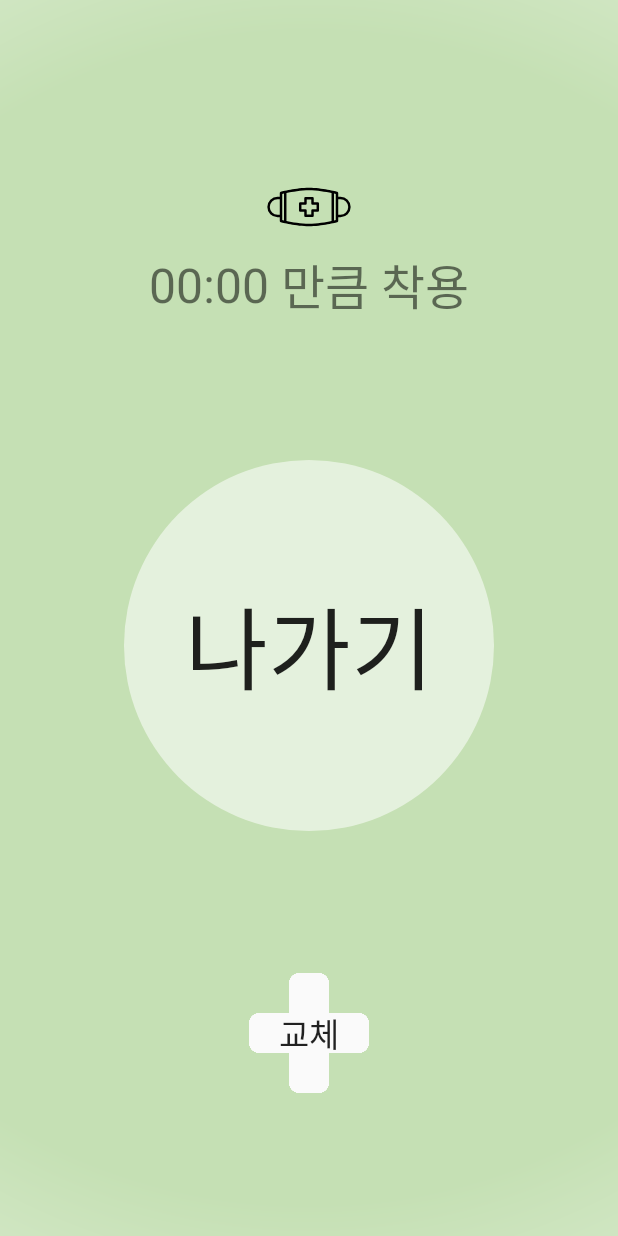
After one commit to DinnerMacine/MaskTime, an Android app: the layout exiting_layout.xml on its own in the app's theme, with its tools: preview values and no code run, on a phone screen of 412 x 824 dp. The commit adds this screen. Run offline under Robolectric (Android 15) with nearby library versions, the phone set to English and light mode, and no system bars.

Commit message:
[add] view

```diff
--- /dev/null
+++ b/android_app/app/src/main/res/drawable/background_green.xml
@@ -0,0 +1,8 @@
+<shape xmlns:android="http://schemas.android.com/apk/res/android"
+    android:shape="rectangle">
+    <gradient android:type="radial"
+        android:gradientRadius="1170"
+        android:startColor="@color/Green"
+        android:centerColor="@color/Green"
+        android:endColor="#ffffff" />
+</shape>
--- /dev/null
+++ b/android_app/app/src/main/res/drawable/background_red.xml
@@ -0,0 +1,8 @@
+<shape xmlns:android="http://schemas.android.com/apk/res/android"
+    android:shape="rectangle">
+    <gradient android:type="radial"
+        android:gradientRadius="1170"
+        android:startColor="@color/Red"
+        android:centerColor="@color/Red"
+        android:endColor="#ffffff" />
+</shape>
--- /dev/null
+++ b/android_app/app/src/main/res/drawable/background_yellow.xml
@@ -0,0 +1,8 @@
+<shape xmlns:android="http://schemas.android.com/apk/res/android"
+    android:shape="rectangle">
+    <gradient android:type="radial"
+        android:gradientRadius="1170"
+        android:startColor="@color/Yellow"
+        android:centerColor="@color/Yellow"
+        android:endColor="#ffffff" />
+</shape>
--- /dev/null
+++ b/android_app/app/src/main/res/drawable/button_round.xml
@@ -0,0 +1,7 @@
+<?xml version="1.0" encoding="utf-8"?>
+<shape xmlns:android="http://schemas.android.com/apk/res/android"
+    android:shape="rectangle" >
+    <solid android:color="#ffffff" />
+    <corners
+        android:radius="20dp"/>
+</shape>
--- /dev/null
+++ b/android_app/app/src/main/res/drawable/ic_mask_100.xml
@@ -0,0 +1,12 @@
+<vector xmlns:android="http://schemas.android.com/apk/res/android"
+    android:width="512dp"
+    android:height="512dp"
+    android:viewportWidth="128"
+    android:viewportHeight="128">
+  <path
+      android:fillColor="#FF000000"
+      android:pathData="m76.5,57.25h-5.75v-5.75a1.75,1.75 0,0 0,-1.75 -1.75h-10a1.75,1.75 0,0 0,-1.75 1.75v5.75h-5.75a1.75,1.75 0,0 0,-1.75 1.75v10a1.75,1.75 0,0 0,1.75 1.75h5.75v5.75a1.75,1.75 0,0 0,1.75 1.75h10a1.75,1.75 0,0 0,1.75 -1.75v-5.75h5.75a1.75,1.75 0,0 0,1.75 -1.75v-10a1.75,1.75 0,0 0,-1.75 -1.75zM74.75,67.25h-5.75a1.75,1.75 0,0 0,-1.75 1.75v5.75h-6.5v-5.75a1.75,1.75 0,0 0,-1.75 -1.75h-5.75v-6.5h5.75a1.75,1.75 0,0 0,1.75 -1.75v-5.75h6.5v5.75a1.75,1.75 0,0 0,1.75 1.75h5.75z"/>
+  <path
+      android:fillColor="#FF000000"
+      android:pathData="m108.75,49.5h-3.193v-5.4a1.751,1.751 0,0 0,-1.314 -1.7c-0.91,-0.233 -22.476,-5.721 -40.243,-5.721s-39.333,5.488 -40.243,5.721a1.751,1.751 0,0 0,-1.314 1.7v5.4h-3.193a14.5,14.5 0,0 0,0 29h3.193v5.4a1.751,1.751 0,0 0,1.314 1.7c0.91,0.233 22.476,5.721 40.243,5.721s39.333,-5.487 40.243,-5.721a1.751,1.751 0,0 0,1.314 -1.7v-5.4h3.193a14.5,14.5 0,0 0,0 -29zM19.25,75a11,11 0,0 1,0 -22h3.193v22zM25.943,76.75v-31.281c0.632,-0.151 1.477,-0.349 2.5,-0.579v38.221c-1.023,-0.23 -1.868,-0.428 -2.5,-0.579zM31.943,83.87v-39.74c7.924,-1.654 20.924,-3.95 32.057,-3.95s24.133,2.3 32.057,3.951v39.739c-7.924,1.654 -20.924,3.95 -32.057,3.95s-24.133,-2.296 -32.057,-3.95zM102.057,82.532c-0.632,0.151 -1.477,0.349 -2.5,0.579v-38.222c1.023,0.23 1.868,0.428 2.5,0.579v37.063zM108.75,75h-3.193v-22h3.193a11,11 0,0 1,0 22z"/>
+</vector>
--- /dev/null
+++ b/android_app/app/src/main/res/drawable/view_circle.xml
@@ -0,0 +1,11 @@
+<?xml version="1.0" encoding="utf-8"?>
+<selector xmlns:android="http://schemas.android.com/apk/res/android">
+    <item>
+        <shape android:shape="oval">
+            <solid android:color="#8cffffff"
+                android:stateListAnimator="@null"/>
+            <size android:width="200dp"
+                android:height="200dp"/>
+        </shape>
+    </item>
+</selector>
--- /dev/null
+++ b/android_app/app/src/main/res/layout/exiting_layout.xml
@@ -0,0 +1,82 @@
+<?xml version="1.0" encoding="utf-8"?>
+<androidx.constraintlayout.widget.ConstraintLayout
+    xmlns:android="http://schemas.android.com/apk/res/android"
+    android:layout_width="match_parent"
+    android:layout_height="match_parent"
+    xmlns:app="http://schemas.android.com/apk/res-auto"
+    android:id="@+id/exiting_background"
+    android:background="@drawable/background_green"
+    >
+
+    <ImageView
+        android:id="@+id/icon_mask"
+        android:layout_width="60dp"
+        android:layout_height="60dp"
+        android:src="@drawable/ic_mask_100"
+        app:layout_constraintVertical_bias="0.15"
+        app:layout_constraintTop_toTopOf="parent"
+        app:layout_constraintVertical_chainStyle="packed"
+        app:layout_constraintBottom_toTopOf="@id/text_time_used"
+        app:layout_constraintLeft_toLeftOf="parent"
+        app:layout_constraintRight_toRightOf="parent"
+        />
+
+    <TextView
+        android:id="@+id/text_time_used"
+        android:layout_width="wrap_content"
+        android:layout_height="wrap_content"
+        android:text="00:00"
+        android:textSize="32dp"
+        app:layout_constraintVertical_bias="0.3"
+        app:layout_constraintHorizontal_chainStyle="packed"
+        app:layout_constraintLeft_toLeftOf="parent"
+        app:layout_constraintRight_toLeftOf="@id/text_time_ment"
+        app:layout_constraintTop_toBottomOf="@id/icon_mask"
+        app:layout_constraintBottom_toBottomOf="parent"
+        />
+
+    <TextView
+        android:id="@+id/text_time_ment"
+        android:layout_width="wrap_content"
+        android:layout_height="wrap_content"
+        android:text=" 만큼 착용"
+        android:textSize="32dp"
+        app:layout_constraintLeft_toRightOf = "@id/text_time_used"
+        app:layout_constraintRight_toRightOf="parent"
+        app:layout_constraintTop_toTopOf="@id/text_time_used"
+        app:layout_constraintBottom_toBottomOf="@id/text_time_used"
+        />
+
+    <Button
+        android:id="@+id/button_exiting"
+        android:layout_width="0dp"
+        android:layout_height="0dp"
+        android:text="나가기"
+        android:textSize="60dp"
+        android:gravity="center"
+        android:background="@drawable/view_circle"
+        style="?android:attr/borderlessButtonStyle"
+        app:layout_constraintDimensionRatio="W, 1:1"
+        app:layout_constraintWidth_percent="0.6"
+        app:layout_constraintRight_toRightOf="parent"
+        app:layout_constraintLeft_toLeftOf="parent"
+        app:layout_constraintTop_toBottomOf="@id/text_time_used"
+        app:layout_constraintBottom_toTopOf="@id/button_new_mask"
+        />
+
+    <Button
+        android:id="@+id/button_new_mask"
+        android:layout_width="80dp"
+        android:layout_height="80dp"
+        android:text="교체"
+        android:textSize="22dp"
+        android:background="@drawable/plus"
+        style="?android:attr/borderlessButtonStyle"
+        app:layout_constraintLeft_toLeftOf="parent"
+        app:layout_constraintRight_toRightOf="parent"
+        app:layout_constraintTop_toBottomOf="@id/button_exiting"
+        app:layout_constraintBottom_toBottomOf="parent"
+        />
+
+
+</androidx.constraintlayout.widget.ConstraintLayout>
--- a/android_app/app/src/main/res/values/colors.xml
+++ b/android_app/app/src/main/res/values/colors.xml
@@ -3,4 +3,8 @@
     <color name="colorPrimary">#008577</color>
     <color name="colorPrimaryDark">#00574B</color>
     <color name="colorAccent">#D81B60</color>
+
+    <color name="Green">#c5e0b4</color>
+    <color name="Yellow">#ffe699</color>
+    <color name="Red">#f8cbad</color>
 </resources>
```
Also changed, not shown: android_app/app/src/main/res/drawable/plus.png (added), 1 other file.
